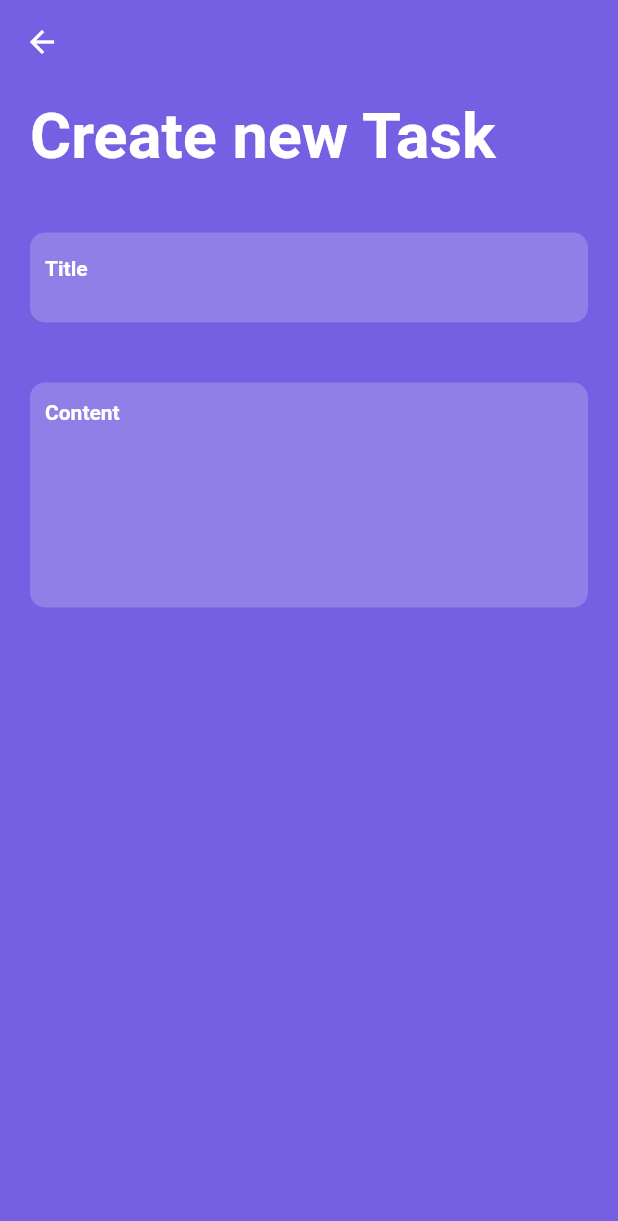
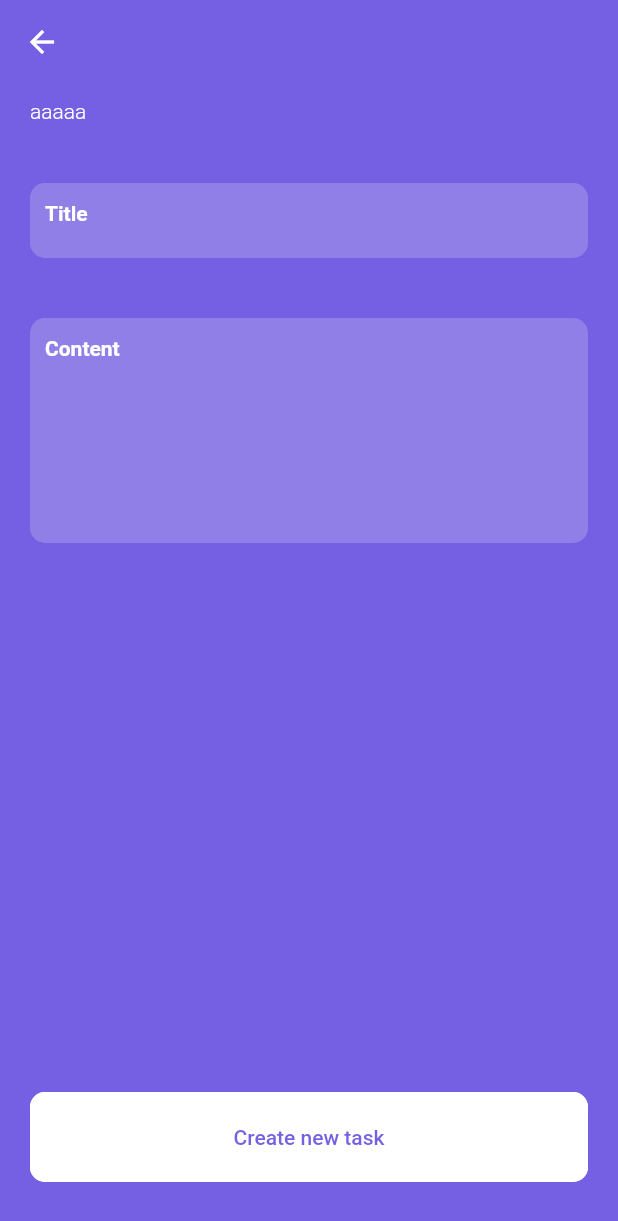
Before and after one commit to caiovini64/taskee, a Flutter app: the NewTaskPage screen opened directly, on a phone screen of 412 x 824 dp. Shown: the top 1221 px of the screen. Run offline on Flutter 3.47's test engine with Material 2 defaults, Android fonts, the phone set to English and light mode, and no system bars; our stand-ins replace bloc, dartz, device_preview, equatable, flutter_bloc, localstorage; statements that could not run were skipped.

Commit message:
create input widgets

```diff
--- a/lib/presentation/presenters/cubit/cubit_new_task_presenter.dart
+++ b/lib/presentation/presenters/cubit/cubit_new_task_presenter.dart
@@ -1,8 +1,5 @@
 import 'package:bloc/bloc.dart';
 import 'package:equatable/equatable.dart';
-import 'package:flutter/src/widgets/framework.dart';
-import 'package:flutter/src/widgets/form.dart';
-import 'package:flutter/src/widgets/editable_text.dart';
 import 'package:new_taskee/ui/pages/new_task/new_task_presenter.dart';
 
 part 'cubit_new_task_state.dart';
@@ -12,14 +9,17 @@ class CubitNewTaskPresenter extends Cubit<NewTaskState>
   CubitNewTaskPresenter() : super(NewTaskInitial());
 
   @override
-  TextEditingController get contentController => TextEditingController();
-
-  @override
-  TextEditingController get titleController => TextEditingController();
-
-  @override
   Future<void> addTask() {
     // TODO: implement addTask
     throw UnimplementedError();
   }
+
+  @override
+  String? validateTitle(String title) {
+    if (title.isEmpty) {
+      return 'Please dont ask again';
+    } else {
+      return null;
+    }
+  }
 }
--- a/lib/ui/pages/new_task/components/task_field_widget.dart
+++ b/lib/ui/pages/new_task/components/content_input.dart
@@ -1,42 +1,26 @@
 import 'package:flutter/material.dart';
 
-class TaskFieldWidget extends StatelessWidget {
-  final String labelText;
-  final TextEditingController controller;
-  final String semanticsLabel;
-  final Widget? suffixIcon;
-  final double height;
-  final int maxLines;
-
-  const TaskFieldWidget({
-    Key? key,
-    required this.labelText,
-    required this.controller,
-    required this.semanticsLabel,
-    this.height = 60,
-    this.suffixIcon,
-    this.maxLines = 1,
-  }) : super(key: key);
+class ContentInput extends StatelessWidget {
+  const ContentInput({Key? key}) : super(key: key);
 
   @override
   Widget build(BuildContext context) {
     return Semantics(
-      label: semanticsLabel,
+      label: 'Content Input',
       child: Container(
         padding: EdgeInsets.only(left: 10),
-        height: height,
+        height: 150,
         decoration: BoxDecoration(
           color: Colors.white.withOpacity(0.2),
           borderRadius: BorderRadius.circular(10),
         ),
         child: TextFormField(
           keyboardType: TextInputType.text,
-          controller: controller,
-          maxLines: maxLines,
+          maxLines: 10,
+          onChanged: (value) {},
           style: Theme.of(context).textTheme.bodyText1,
           decoration: InputDecoration(
-            suffixIcon: suffixIcon,
-            hintText: labelText,
+            hintText: 'Content',
             hintStyle: Theme.of(context).textTheme.bodyText1,
             border: OutlineInputBorder(
               borderRadius: BorderRadius.circular(10),
--- a/lib/ui/pages/new_task/components/new_task_form_widget.dart
+++ /dev/null
@@ -1,48 +0,0 @@
-import 'package:flutter/material.dart';
-import 'package:new_taskee/ui/pages/new_task/components/task_field_widget.dart';
-
-class NewTaskForm extends StatelessWidget {
-  final TextEditingController titleController;
-  final TextEditingController contentController;
-  final GlobalKey<FormState> formKey;
-
-  const NewTaskForm(
-      {Key? key,
-      required this.titleController,
-      required this.contentController,
-      required this.formKey})
-      : super(key: key);
-  Widget build(BuildContext context) {
-    return Form(
-      key: formKey,
-      child: Column(
-        children: [
-          Padding(
-            padding: const EdgeInsets.only(right: 20.0),
-            child: Align(
-              alignment: Alignment.topLeft,
-              child: Text(
-                'Create new Task',
-                style: Theme.of(context).textTheme.headline1,
-              ),
-            ),
-          ),
-          SizedBox(height: 40),
-          TaskFieldWidget(
-            labelText: 'Title',
-            controller: titleController,
-            semanticsLabel: 'Title field',
-          ),
-          SizedBox(height: 40),
-          TaskFieldWidget(
-            labelText: 'Content',
-            controller: contentController,
-            semanticsLabel: 'Content field',
-            height: 150,
-            maxLines: 5,
-          ),
-        ],
-      ),
-    );
-  }
-}
--- /dev/null
+++ b/lib/ui/pages/new_task/components/task_input.dart
@@ -0,0 +1,38 @@
+import 'package:flutter/material.dart';
+
+class TaskInput extends StatelessWidget {
+  const TaskInput({Key? key}) : super(key: key);
+
+  @override
+  Widget build(BuildContext context) {
+    return Semantics(
+      label: 'Task Input',
+      child: Container(
+        padding: EdgeInsets.only(left: 10),
+        height: 50,
+        decoration: BoxDecoration(
+          color: Colors.white.withOpacity(0.2),
+          borderRadius: BorderRadius.circular(10),
+        ),
+        child: TextFormField(
+          keyboardType: TextInputType.text,
+          maxLines: 5,
+          onChanged: (value) {},
+          style: Theme.of(context).textTheme.bodyText1,
+          decoration: InputDecoration(
+            hintText: 'Title',
+            hintStyle: Theme.of(context).textTheme.bodyText1,
+            border: OutlineInputBorder(
+              borderRadius: BorderRadius.circular(10),
+            ),
+            enabledBorder: InputBorder.none,
+            focusedBorder: InputBorder.none,
+            errorBorder: InputBorder.none,
+            focusedErrorBorder: InputBorder.none,
+          ),
+        ),
+      ),
+    );
+    ;
+  }
+}
--- a/lib/ui/pages/new_task/new_task_page.dart
+++ b/lib/ui/pages/new_task/new_task_page.dart
@@ -1,11 +1,12 @@
 import 'package:flutter/material.dart';
 import 'package:flutter_bloc/flutter_bloc.dart';
 import 'package:new_taskee/presentation/presenters/cubit/cubit_new_task_presenter.dart';
-import 'package:new_taskee/ui/pages/new_task/components/new_task_form_widget.dart';
+import 'package:new_taskee/ui/pages/new_task/components/content_input.dart';
+import 'package:new_taskee/ui/pages/new_task/components/create_task_button_widget.dart';
+import 'package:new_taskee/ui/pages/new_task/components/task_input.dart';
 
 class NewTaskPage extends StatelessWidget {
-  final CubitNewTaskPresenter presenter;
-  static final _formKey = GlobalKey<FormState>();
+  CubitNewTaskPresenter presenter;
 
   NewTaskPage({Key? key, required this.presenter}) : super(key: key);
 
@@ -25,13 +26,27 @@ class NewTaskPage extends StatelessWidget {
             top: 10,
             bottom: 20,
           ),
-          child: NewTaskForm(
-            titleController: presenter.titleController,
-            contentController: presenter.contentController,
-            formKey: _formKey,
+          child: Column(
+            children: [
+              Align(
+                alignment: Alignment.topLeft,
+                child: Text('aaaaa'),
+              ),
+              SizedBox(height: 40),
+              TaskInput(),
+              SizedBox(height: 40),
+              ContentInput(),
+            ],
           ),
         ),
-        floatingActionButtonLocation: FloatingActionButtonLocation.centerDocked,
+        floatingActionButtonLocation: FloatingActionButtonLocation.centerFloat,
+        floatingActionButton: Padding(
+          padding: const EdgeInsets.all(20.0),
+          child: CreateTaskButtonWidget.principal(
+            onPressed: () {},
+            child: const Text('Create new task'),
+          ),
+        ),
       ),
     );
   }
--- a/lib/ui/pages/new_task/new_task_presenter.dart
+++ b/lib/ui/pages/new_task/new_task_presenter.dart
@@ -1,8 +1,4 @@
-import 'package:flutter/material.dart';
-
 abstract class NewTaskPresenter {
-  TextEditingController get titleController;
-  TextEditingController get contentController;
-
   Future<void> addTask();
+  String? validateTitle(String title);
 }
```
